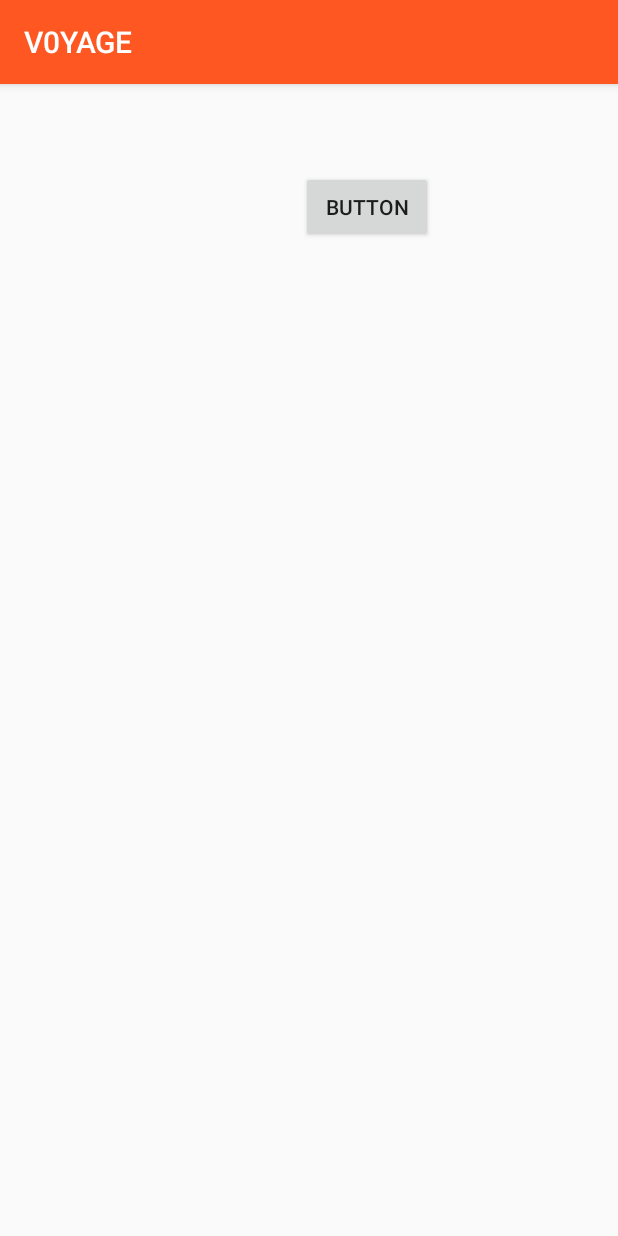
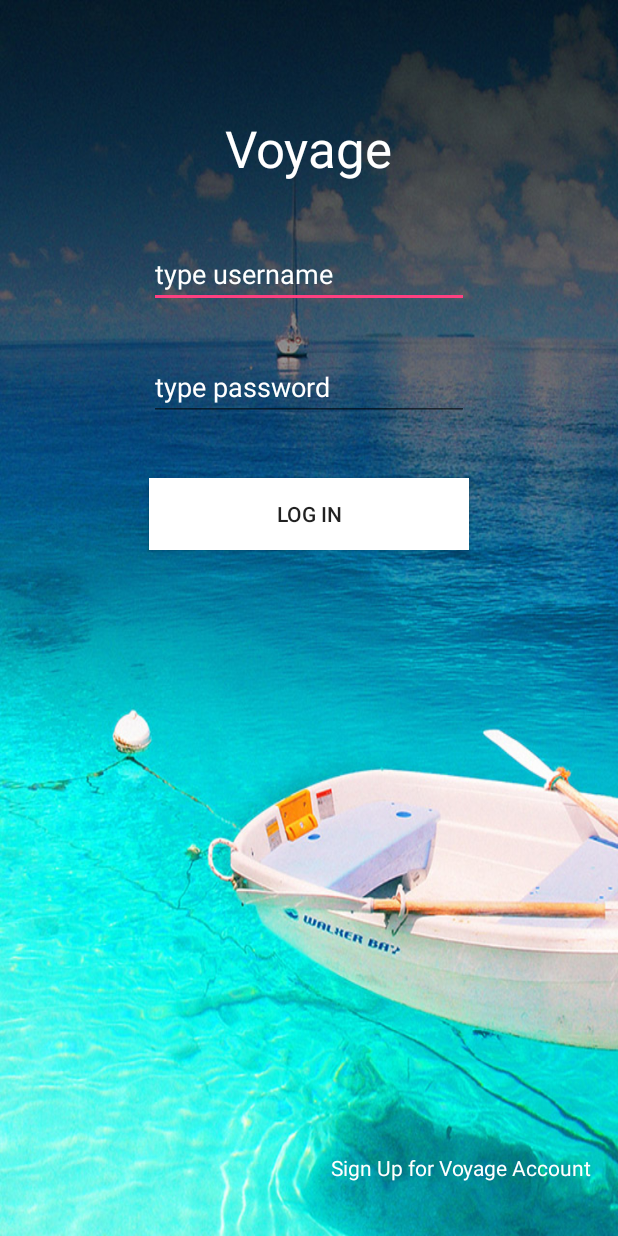
Before and after one commit to galqayeva/Voyage, an Android app: the screen it shows after launch (MainActivity before the commit, LoginActivity after it), on a phone screen of 412 x 824 dp. Run offline under Robolectric (Android 15) with nearby library versions, the phone set to English and light mode, and no system bars.

Commit message:
filtering

```diff
--- a/app/src/main/java/g/y/v/vyg/Activities/FilteringActivity.java
+++ b/app/src/main/java/g/y/v/vyg/Activities/FilteringActivity.java
@@ -25,6 +25,7 @@ import java.util.List;
 
 import g.y.v.vyg.Constants;
 import g.y.v.vyg.R;
+import g.y.v.vyg.Utils.BaseActivity;
 import g.y.v.vyg.Utils.DatabaseHelper;
 import g.y.v.vyg.Utils.GPSTracker;
 import g.y.v.vyg.Utils.Model;
@@ -32,7 +33,7 @@ import g.y.v.vyg.Utils.MyAdapter;
 import g.y.v.vyg.Utils.MySingleTon;
 
 
-public class FilteringActivity extends AppCompatActivity implements SwipeRefreshLayout.OnRefreshListener {
+public class FilteringActivity extends BaseActivity implements SwipeRefreshLayout.OnRefreshListener {
 
     private GPSTracker gpsTracker;
     private Location mLocation;
@@ -52,6 +53,8 @@ public class FilteringActivity extends AppCompatActivity implements SwipeRefresh
     protected void onCreate(Bundle savedInstanceState) {
         super.onCreate(savedInstanceState);
         setContentView(R.layout.activity_filtering);
+        toolBarInitialize(R.id.toolbar);
+        setTitle("Voyage");
 
         btnFilter=(Button)findViewById(R.id.button4);
         spinnerRadius=(Spinner)findViewById(R.id.spinner);
--- /dev/null
+++ b/app/src/main/java/g/y/v/vyg/Activities/LoginActivity.java
@@ -0,0 +1,30 @@
+package g.y.v.vyg.Activities;
+
+import android.content.Intent;
+import android.support.v7.app.AppCompatActivity;
+import android.os.Bundle;
+import android.view.View;
+import android.widget.Button;
+
+import g.y.v.vyg.R;
+
+public class LoginActivity extends AppCompatActivity {
+
+    Button btn;
+
+    @Override
+    protected void onCreate(Bundle savedInstanceState) {
+        super.onCreate(savedInstanceState);
+        setContentView(R.layout.activity_login);
+
+        btn=(Button)findViewById(R.id.button3);
+        btn.setOnClickListener(new View.OnClickListener() {
+            @Override
+            public void onClick(View view) {
+                Intent intent=new Intent(LoginActivity.this,FilteringActivity.class);
+                startActivity(intent);
+            }
+        });
+    }
+
+}
--- /dev/null
+++ b/app/src/main/res/layout/activity_login.xml
@@ -0,0 +1,71 @@
+<?xml version="1.0" encoding="utf-8"?>
+<RelativeLayout xmlns:android="http://schemas.android.com/apk/res/android"
+    xmlns:app="http://schemas.android.com/apk/res-auto"
+    xmlns:tools="http://schemas.android.com/tools"
+    android:layout_width="match_parent"
+    android:layout_height="match_parent"
+    tools:context="g.y.v.vyg.Activities.LoginActivity"
+    android:background="@drawable/voyage">
+
+    <EditText
+        android:id="@+id/editText"
+        android:layout_width="wrap_content"
+        android:layout_height="wrap_content"
+        android:layout_alignParentTop="true"
+        android:layout_centerHorizontal="true"
+        android:layout_marginTop="160dp"
+        android:ems="10"
+        android:inputType="textPersonName"
+        android:hint="type username"
+        android:textColorHint="@color/white"/>
+
+    <EditText
+        android:id="@+id/editText2"
+        android:layout_width="wrap_content"
+        android:layout_height="wrap_content"
+        android:layout_alignLeft="@+id/editText"
+        android:layout_alignStart="@+id/editText"
+        android:layout_below="@+id/editText"
+        android:layout_marginTop="30dp"
+        android:ems="10"
+        android:inputType="textPassword"
+        android:hint="type password"
+        android:textColorHint="@color/white"/>
+
+    <Button
+        android:id="@+id/button3"
+        android:layout_width="wrap_content"
+        android:layout_height="wrap_content"
+        android:layout_below="@+id/editText2"
+        android:layout_marginTop="38dp"
+        android:text="Log In"
+        android:layout_alignLeft="@+id/editText2"
+        android:layout_alignStart="@+id/editText2"
+        android:layout_alignRight="@+id/editText2"
+        android:layout_alignEnd="@+id/editText2"
+        android:background="@color/white"/>
+
+    <TextView
+        android:id="@+id/textView"
+        android:layout_width="wrap_content"
+        android:layout_height="wrap_content"
+        android:text="Voyage"
+        android:textColor="@color/white"
+        android:textAppearance="@style/TextAppearance.AppCompat.Display1"
+        android:layout_alignParentTop="true"
+        android:layout_centerHorizontal="true"
+        android:layout_marginTop="76dp" />
+
+    <TextView
+        android:id="@+id/textView2"
+        android:layout_width="wrap_content"
+        android:layout_height="wrap_content"
+        android:layout_marginBottom="36dp"
+        android:text="Sign Up for Voyage Account"
+        android:textColor="@color/white"
+        android:layout_alignParentBottom="true"
+        android:layout_alignParentRight="true"
+        android:layout_alignParentEnd="true"
+        android:layout_marginRight="17dp"
+        android:layout_marginEnd="17dp" />
+</RelativeLayout>
--- a/app/src/main/res/values/colors.xml
+++ b/app/src/main/res/values/colors.xml
@@ -11,4 +11,5 @@
     <color name="colorBlue">#4842f4</color>
     <color name="colorButtonTextColor">#ffffff</color>
     <color name="white">#ffffff</color>
+    <color name="colorM">#bdd0ef</color>
 </resources>
--- a/app/src/main/res/values/styles.xml
+++ b/app/src/main/res/values/styles.xml
@@ -1,7 +1,7 @@
 <resources>
 
     <!-- Base application theme. -->
-    <style name="AppTheme" parent="Theme.AppCompat.Light.DarkActionBar">
+    <style name="AppTheme" parent="Theme.AppCompat.Light.NoActionBar">
         <!-- Customize your theme here. -->
         <item name="colorPrimary">@color/colorPrimary</item>
         <item name="colorPrimaryDark">@color/colorPrimaryDark</item>
--- a/build.gradle
+++ b/build.gradle
@@ -17,6 +17,11 @@ allprojects {
         jcenter()
     }
 }
+allprojects {
+    repositories {
+        maven { url "https://jitpack.io" }
+    }
+}
 
 task clean(type: Delete) {
     delete rootProject.buildDir
```
Also changed, not shown: app/build.gradle (+14 -11 lines), app/src/main/AndroidManifest.xml (+8 -2 lines), app/src/main/java/g/y/v/vyg/Utils/BaseActivity.java (added, +94 -0 lines), app/src/main/res/layout/activity_filtering.xml (+14 -1 lines), app/src/main/res/drawable/voyage.jpg (added).
